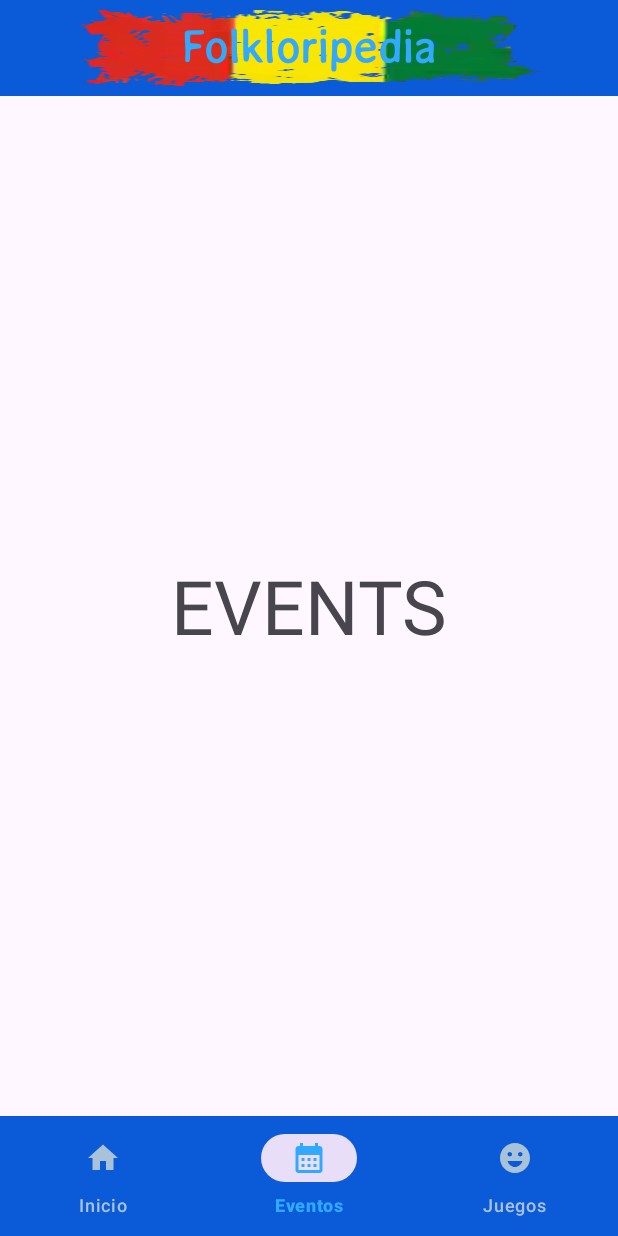
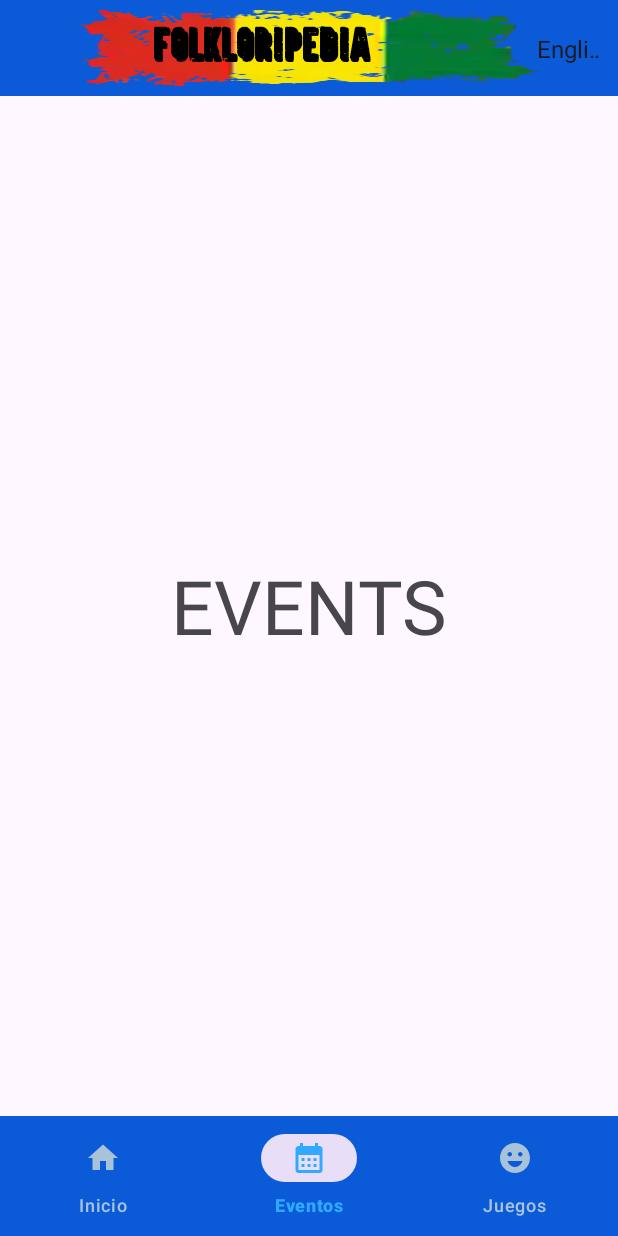
Before and after one commit to edson268-prog/Folkloripedia, an Android app: the screen it shows after launch (MainActivity), item 2 of the bottom bar chosen, on a phone screen of 412 x 824 dp. Run offline under Robolectric (Android 15) with nearby library versions, the phone set to English and light mode, and no system bars; our stand-ins replace Dagger/Hilt's generated code, navigation-ui; libraries missing offline, so code that uses them is left out: org.imaginativeworld.whynotimagecarousel; 6 statements that could not run were skipped.

Commit message:
Applied initial version for home and multilanguage

```diff
--- a/app/src/main/java/com/edsondev26/folkloripedia/FolkloripediaApp.kt
+++ b/app/src/main/java/com/edsondev26/folkloripedia/FolkloripediaApp.kt
@@ -1,5 +1,7 @@
 package com.edsondev26.folkloripedia
 
 import android.app.Application
+import dagger.hilt.android.HiltAndroidApp
 
+@HiltAndroidApp
 class FolkloripediaApp: Application()
--- /dev/null
+++ b/app/src/main/java/com/edsondev26/folkloripedia/data/providers/HomeProvider.kt
@@ -0,0 +1,15 @@
+package com.edsondev26.folkloripedia.data.providers
+
+import com.edsondev26.folkloripedia.domain.model.HomeArticleItemInfo
+import com.edsondev26.folkloripedia.domain.model.HomeArticleItemInfo.*
+import javax.inject.Inject
+
+class HomeProvider @Inject constructor() {
+    fun getArticles(): List<HomeArticleItemInfo> {
+        return listOf(
+            Music,
+            Art,
+            Myths
+        )
+    }
+}
--- /dev/null
+++ b/app/src/main/java/com/edsondev26/folkloripedia/domain/model/HomeArticleItemInfo.kt
@@ -0,0 +1,9 @@
+package com.edsondev26.folkloripedia.domain.model
+
+import com.edsondev26.folkloripedia.R
+
+sealed class HomeArticleItemInfo (val img: Int, val name: Int, val count: Int) {
+    data object Music: HomeArticleItemInfo(R.drawable.img_article_music, R.string.music, 3)
+    data object Art: HomeArticleItemInfo(R.drawable.img_article_art, R.string.art, 8)
+    data object Myths: HomeArticleItemInfo(R.drawable.img_article_myth, R.string.myths, 5)
+}
--- a/app/src/main/java/com/edsondev26/folkloripedia/ui/home/HomeFragment.kt
+++ b/app/src/main/java/com/edsondev26/folkloripedia/ui/home/HomeFragment.kt
@@ -5,17 +5,30 @@ import android.view.LayoutInflater
 import android.view.View
 import android.view.ViewGroup
 import androidx.fragment.app.Fragment
+import androidx.fragment.app.viewModels
+import androidx.lifecycle.Lifecycle
+import androidx.lifecycle.lifecycleScope
+import androidx.lifecycle.repeatOnLifecycle
+import androidx.recyclerview.widget.GridLayoutManager
 import com.edsondev26.folkloripedia.R
 import com.edsondev26.folkloripedia.databinding.FragmentHomeBinding
+import com.edsondev26.folkloripedia.domain.model.ArticleModel
+import com.edsondev26.folkloripedia.domain.model.HomeArticleItemInfo.*
+import com.edsondev26.folkloripedia.ui.home.adapter.HomeAdapter
 import dagger.hilt.android.AndroidEntryPoint
+import kotlinx.coroutines.launch
 import org.imaginativeworld.whynotimagecarousel.model.CarouselItem
 
-//@AndroidEntryPoint
+@AndroidEntryPoint
 class HomeFragment : Fragment() {
+    private val homeViewModel by viewModels<HomeViewModel>()
+
     private var _binding: FragmentHomeBinding? = null
     private val binding get() = _binding!!
 
     val list = mutableListOf<CarouselItem>()
+
+    private lateinit var homeAdapter: HomeAdapter
 
     override fun onCreateView(
         inflater: LayoutInflater, container: ViewGroup?,
@@ -28,7 +41,37 @@ class HomeFragment : Fragment() {
     // Alt + insert
     override fun onViewCreated(view: View, savedInstanceState: Bundle?) {
         super.onViewCreated(view, savedInstanceState)
+        initUI()
+    }
+
+    private fun initUI() {
         initCarousel()
+        initArticlesList()
+        initUIState()
+    }
+
+    private fun initArticlesList() {
+        homeAdapter = HomeAdapter(onItemSelected = {
+            val type: ArticleModel = when (it) {
+                Music -> ArticleModel.Music
+                Art -> ArticleModel.Art
+                Myths -> ArticleModel.Myths
+            }
+        })
+        binding.rvArticles.apply {
+            layoutManager = GridLayoutManager(context, 2)
+            adapter = homeAdapter
+        }
+    }
+
+    private fun initUIState() {
+        lifecycleScope.launch {
+            repeatOnLifecycle(Lifecycle.State.STARTED) {
+                homeViewModel.home.collect {
+                    homeAdapter.updateList(it)
+                }
+            }
+        }
     }
 
     private fun initCarousel() {
--- /dev/null
+++ b/app/src/main/java/com/edsondev26/folkloripedia/ui/home/HomeViewModel.kt
@@ -0,0 +1,20 @@
+package com.edsondev26.folkloripedia.ui.home
+
+import androidx.lifecycle.ViewModel
+import com.edsondev26.folkloripedia.data.providers.HomeProvider
+import com.edsondev26.folkloripedia.domain.model.HomeArticleItemInfo
+import dagger.hilt.android.lifecycle.HiltViewModel
+import kotlinx.coroutines.flow.MutableStateFlow
+import kotlinx.coroutines.flow.StateFlow
+import javax.inject.Inject
+import javax.inject.Provider
+
+@HiltViewModel
+class HomeViewModel @Inject constructor(homeProvider: HomeProvider):ViewModel() {
+    private var _home = MutableStateFlow<List<HomeArticleItemInfo>>(emptyList())
+    val home:StateFlow<List<HomeArticleItemInfo>> = _home
+
+    init {
+        _home.value = homeProvider.getArticles()
+    }
+}
--- /dev/null
+++ b/app/src/main/java/com/edsondev26/folkloripedia/ui/home/adapter/HomeAdapter.kt
@@ -0,0 +1,30 @@
+package com.edsondev26.folkloripedia.ui.home.adapter
+
+import android.view.LayoutInflater
+import android.view.ViewGroup
+import androidx.recyclerview.widget.RecyclerView
+import com.edsondev26.folkloripedia.R
+import com.edsondev26.folkloripedia.domain.model.HomeArticleItemInfo
+
+class HomeAdapter(private var articlesItemList: List<HomeArticleItemInfo> = emptyList(),
+    private val onItemSelected:(HomeArticleItemInfo) ->Unit):
+    RecyclerView.Adapter<HomeViewHolder>() {
+    override fun onCreateViewHolder(parent: ViewGroup, viewType: Int): HomeViewHolder {
+        return HomeViewHolder(
+            LayoutInflater.from(parent.context).inflate(R.layout.item_article_home, parent, false)
+        )
+    }
+
+    override fun getItemCount(): Int {
+        return articlesItemList.size
+    }
+
+    override fun onBindViewHolder(holder: HomeViewHolder, position: Int) {
+        holder.render(articlesItemList[position], onItemSelected)
+    }
+
+    fun updateList(list: List<HomeArticleItemInfo>) {
+        articlesItemList = list
+        notifyDataSetChanged()
+    }
+}
--- /dev/null
+++ b/app/src/main/java/com/edsondev26/folkloripedia/ui/home/adapter/HomeViewHolder.kt
@@ -0,0 +1,23 @@
+package com.edsondev26.folkloripedia.ui.home.adapter
+
+import android.view.View
+import androidx.recyclerview.widget.RecyclerView
+import com.edsondev26.folkloripedia.databinding.ItemArticleHomeBinding
+import com.edsondev26.folkloripedia.domain.model.HomeArticleItemInfo
+
+class HomeViewHolder(view: View) : RecyclerView.ViewHolder(view) {
+    private val binding = ItemArticleHomeBinding.bind(view)
+
+    fun render(articleInfo: HomeArticleItemInfo, onItemSelected: (HomeArticleItemInfo) -> Unit) {
+        val context = binding.tvArticleName.context
+        binding.ivArticle.setImageResource(articleInfo.img)
+        binding.tvArticleName.text = context.getString(articleInfo.name)
+        binding.tvArticleCount.text = "Este articulo contiene ${context.getString(articleInfo.name)} elementos"
+
+//        binding.ArticleInfo.setOnClickListener {
+//            startRotationAnimation(
+//                binding.ivHoroscope,
+//                newLambda = { onItemSelected(horoscopeInfo) })
+//        }
+    }
+}
--- a/app/src/main/java/com/edsondev26/folkloripedia/ui/main/MainActivity.kt
+++ b/app/src/main/java/com/edsondev26/folkloripedia/ui/main/MainActivity.kt
@@ -1,6 +1,13 @@
 package com.edsondev26.folkloripedia.ui.main
 
+import android.content.Context
+import android.content.res.Configuration
 import android.os.Bundle
+import android.view.View
+import android.widget.AdapterView
+import android.widget.ArrayAdapter
+import android.widget.Spinner
+import android.widget.Toast
 import androidx.activity.enableEdgeToEdge
 import androidx.appcompat.app.AppCompatActivity
 import androidx.core.view.ViewCompat
@@ -10,10 +17,15 @@ import androidx.navigation.fragment.NavHostFragment
 import androidx.navigation.ui.setupWithNavController
 import com.edsondev26.folkloripedia.R
 import com.edsondev26.folkloripedia.databinding.ActivityMainBinding
+import dagger.hilt.android.AndroidEntryPoint
+import java.util.Locale
 
+@AndroidEntryPoint
 class MainActivity : AppCompatActivity() {
     private lateinit var binding: ActivityMainBinding
     private lateinit var navController: NavController
+
+    private lateinit var languages: Array<String>
 
     override fun onCreate(savedInstanceState: Bundle?) {
         super.onCreate(savedInstanceState)
@@ -31,6 +43,53 @@ class MainActivity : AppCompatActivity() {
 
     private fun initUi() {
         initNavigation()
+        initLanguageConfig()
+    }
+
+    private fun initLanguageConfig() {
+        languages = resources.getStringArray(R.array.languages)
+
+        val adapter = ArrayAdapter(this, android.R.layout.simple_spinner_item, languages)
+        adapter.setDropDownViewResource(android.R.layout.simple_spinner_dropdown_item)
+        binding.spLanguages.adapter = adapter
+
+        binding.spLanguages.onItemSelectedListener = object : AdapterView.OnItemSelectedListener {
+            override fun onItemSelected(parent: AdapterView<*>, view: android.view.View?, position: Int, id: Long) {
+
+                val selectedLanguageCode = if (position == 0) "en" else "es"
+
+                val currentLanguage = getSelectedLanguage()
+
+                if (selectedLanguageCode != currentLanguage) {
+                    Toast.makeText(this@MainActivity, "Selected: ${languages[position]}", Toast.LENGTH_SHORT).show()
+                    setLocale(selectedLanguageCode)
+                }
+            }
+
+            override fun onNothingSelected(parent: AdapterView<*>) {
+                // No hacer nada
+            }
+        }
+    }
+
+    private fun setLocale(languageCode: String) {
+        val locale = Locale(languageCode)
+        Locale.setDefault(locale)
+        val config = Configuration()
+        config.setLocale(locale)
+        resources.updateConfiguration(config, resources.displayMetrics)
+        recreate()
+
+        val sharedPref = getSharedPreferences("LanguagePref", Context.MODE_PRIVATE)
+        with(sharedPref.edit()) {
+            putString("SelectedLanguage", languageCode)
+            apply()
+        }
+    }
+
+    private fun getSelectedLanguage(): String {
+        val sharedPref = getSharedPreferences("LanguagePref", Context.MODE_PRIVATE)
+        return sharedPref.getString("SelectedLanguage", "en") ?: "en"
     }
 
     private fun initNavigation() {
--- a/app/src/main/res/layout/activity_main.xml
+++ b/app/src/main/res/layout/activity_main.xml
@@ -7,7 +7,7 @@
     android:layout_height="match_parent"
     tools:context=".ui.main.MainActivity">
 
-    <FrameLayout
+    <androidx.constraintlayout.widget.ConstraintLayout
         android:id="@+id/toolbar"
         android:layout_width="0dp"
         android:layout_height="?attr/actionBarSize"
@@ -17,13 +17,31 @@
         app:layout_constraintTop_toTopOf="parent">
 
         <TextView
+            android:id="@+id/tvMainTitle"
             style="@style/MainTitle"
-            android:layout_width="wrap_content"
+            android:layout_width="0dp"
             android:layout_height="wrap_content"
-            android:layout_gravity="center"
-            android:text="@string/app_name" />
+            android:gravity="center"
+            android:text="@string/app_name"
+            app:layout_constraintBottom_toBottomOf="parent"
+            app:layout_constraintEnd_toStartOf="@id/spLanguages"
+            app:layout_constraintHorizontal_weight="0.85"
+            app:layout_constraintStart_toStartOf="parent"
+            app:layout_constraintTop_toTopOf="parent" />
 
-    </FrameLayout>
+        <Spinner
+            android:id="@+id/spLanguages"
+            android:layout_width="0dp"
+            android:layout_height="wrap_content"
+            android:background="?attr/selectableItemBackgroundBorderless"
+            android:spinnerMode="dropdown"
+            app:layout_constraintBottom_toBottomOf="parent"
+            app:layout_constraintEnd_toEndOf="parent"
+            app:layout_constraintHorizontal_weight="0.15"
+            app:layout_constraintStart_toEndOf="@id/tvMainTitle"
+            app:layout_constraintTop_toTopOf="parent" />
+
+    </androidx.constraintlayout.widget.ConstraintLayout>
 
     <androidx.fragment.app.FragmentContainerView
         android:id="@+id/fragmentContainerView"
--- a/app/src/main/res/layout/fragment_about.xml
+++ b/app/src/main/res/layout/fragment_about.xml
@@ -9,6 +9,6 @@
     <TextView
         android:layout_width="match_parent"
         android:layout_height="match_parent"
-        android:text="@string/hello_blank_fragment" />
+        android:text="Acerca de" />
 
 </FrameLayout>
--- a/app/src/main/res/values/strings.xml
+++ b/app/src/main/res/values/strings.xml
@@ -1,9 +1,19 @@
 <resources>
     <string name="app_name">Folkloripedia</string>
+
+    <!--    languages-->
+    <string-array name="languages">
+        <item>English</item>
+        <item>Español</item>
+    </string-array>
+
+    <!--    Home-->
     <string name="home">Inicio</string>
     <string name="games">Juegos</string>
     <string name="about">Acerca de</string>
-    <!-- TODO: Remove or change this placeholder text -->
-    <string name="hello_blank_fragment">Hello blank fragment</string>
     <string name="events">Eventos</string>
+    <!--    Home/Articles -->
+    <string name="music">Música</string>
+    <string name="art">Arte</string>
+    <string name="myths">Mitos</string>
 </resources>
--- a/app/src/main/res/values/themes.xml
+++ b/app/src/main/res/values/themes.xml
@@ -9,8 +9,20 @@
 
     <style name="MainTitle">
         <item name="android:textStyle">bold</item>
-        <item name="android:fontFamily">@font/averiasanslight</item>
+        <item name="android:fontFamily">@font/sad_avenue</item>
         <item name="android:textSize">30sp</item>
-        <item name="android:textColor">@color/primary</item>
+        <item name="android:textColor">@color/black</item>
+    </style>
+
+    <style name="SpecialName">
+        <item name="android:textStyle">bold</item>
+        <item name="android:fontFamily">@font/averia_sans_light</item>
+        <item name="android:textSize">20sp</item>
+        <item name="android:textColor">@color/black</item>
+    </style>
+
+    <style name="SpecialSubtitle">
+        <item name="android:textSize">10sp</item>
+        <item name="android:textColor">@color/black</item>
     </style>
 </resources>
```
Also changed, not shown: app/src/main/java/com/edsondev26/folkloripedia/domain/model/ArticleModel.kt (added, +7 -0 lines), app/src/main/res/layout/fragment_home.xml (+8 -0 lines), app/src/main/res/layout/item_article_home.xml (added, +39 -0 lines), app/src/main/res/drawable/img_article_art.webp (added), app/src/main/res/drawable/img_article_music.webp (added), app/src/main/res/drawable/img_article_myth.webp (added), app/src/main/res/font/averia_sans_light.ttf (renamed from app/src/main/res/font/averiasanslight.ttf), app/src/main/res/font/sad_avenue.otf (added), 1 other file.
